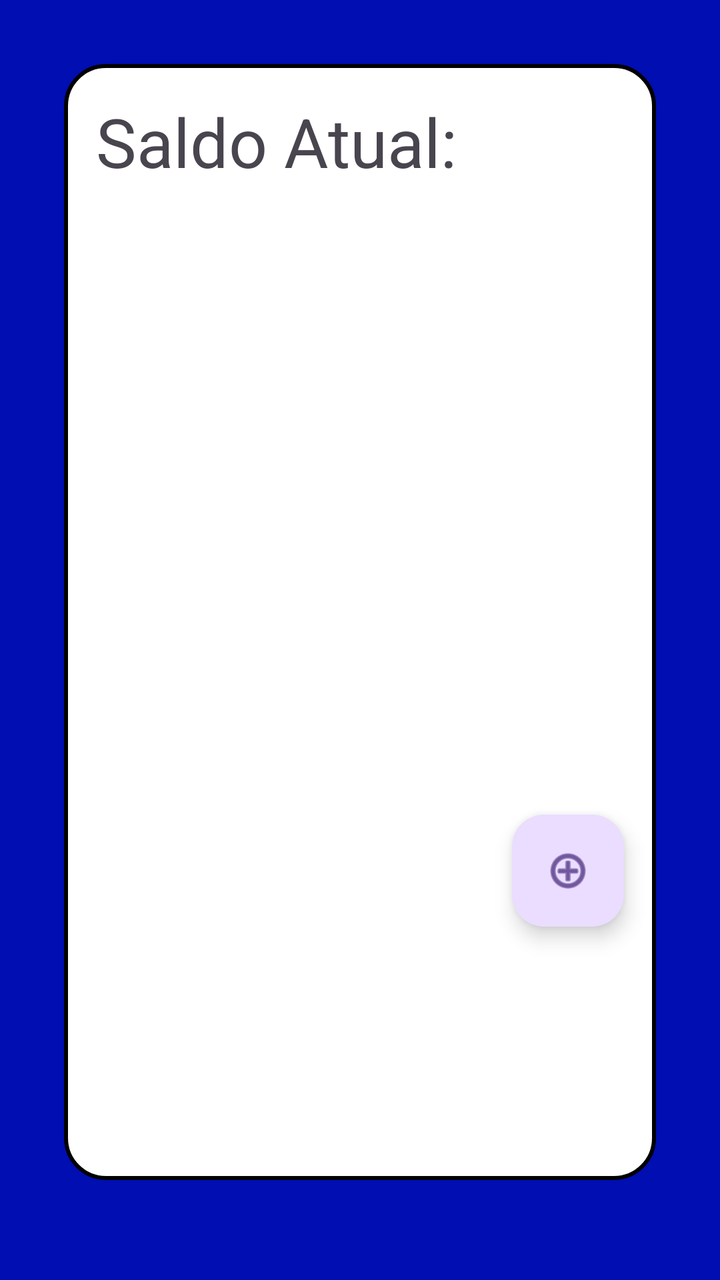
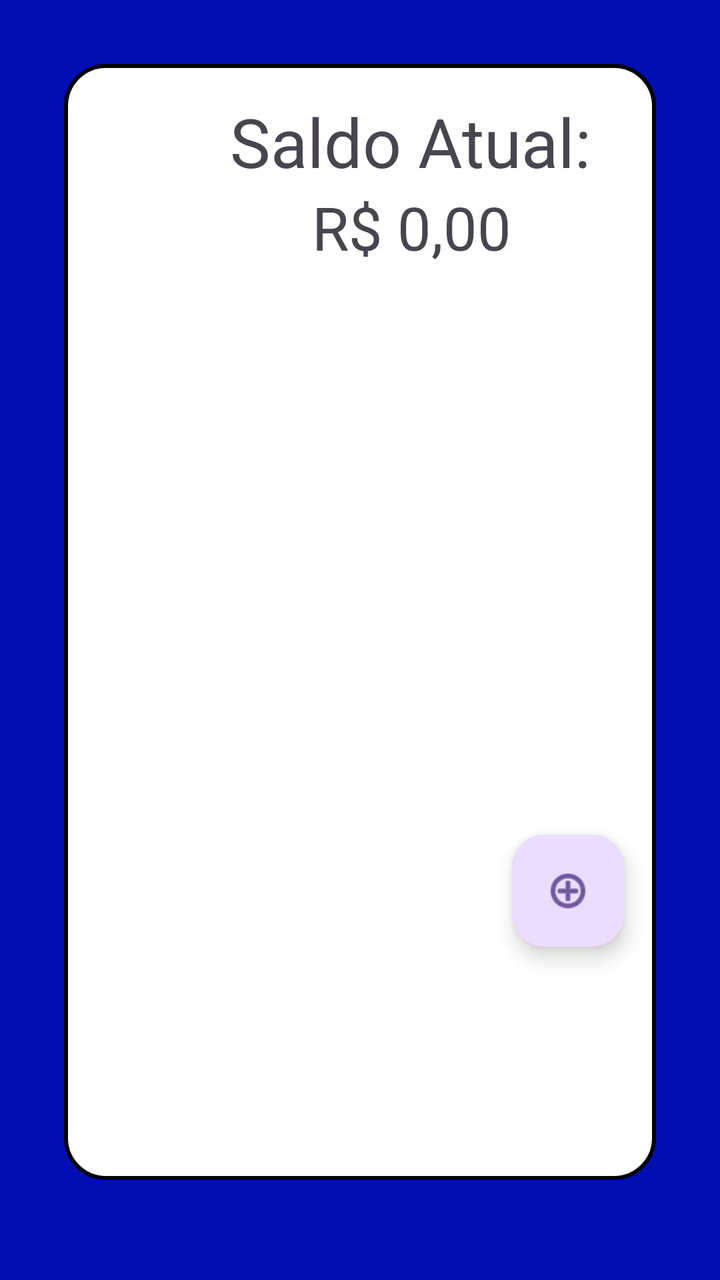

An Android layout rendered at two revisions. The XML below is the earlier revision; the diff shows what the commit changed to produce the second picture.
<!-- AndroidManifest.xml: application theme Theme.PoupaDev -->
<!-- res/layout/activity_main.xml -->
<?xml version="1.0" encoding="utf-8"?>
<androidx.constraintlayout.widget.ConstraintLayout xmlns:android="http://schemas.android.com/apk/res/android"
    xmlns:app="http://schemas.android.com/apk/res-auto"
    xmlns:tools="http://schemas.android.com/tools"
    android:id="@+id/main"
    android:layout_width="match_parent"
    android:layout_height="match_parent"
    android:background="@color/fundoPrincipal"
    tools:context=".MainActivity">

    <androidx.constraintlayout.widget.ConstraintLayout
        android:layout_width="match_parent"
        android:layout_height="match_parent"
        android:layout_marginStart="32dp"
        android:layout_marginTop="32dp"
        android:layout_marginEnd="32dp"
        android:layout_marginBottom="50dp"
        android:background="@drawable/borderprincipal"
        app:layout_constraintBottom_toBottomOf="parent"
        app:layout_constraintEnd_toEndOf="parent"
        app:layout_constraintStart_toStartOf="parent"
        app:layout_constraintTop_toTopOf="parent">

        <TextView
            android:id="@+id/tvSaldo"
            android:layout_width="0dp"
            android:layout_height="wrap_content"
            android:layout_marginStart="16dp"
            android:layout_marginTop="16dp"
            android:layout_marginEnd="16dp"
            android:text="Saldo Atual:"
            android:textSize="34sp"
            app:layout_constraintEnd_toEndOf="parent"
            app:layout_constraintStart_toStartOf="parent"
            app:layout_constraintTop_toTopOf="parent" />

        <ListView
            android:id="@+id/lvDados"
            android:layout_width="match_parent"
            android:layout_height="250dp"
            android:layout_marginStart="16dp"
            android:layout_marginTop="40dp"
            android:layout_marginEnd="16dp"
            app:layout_constraintEnd_toEndOf="parent"
            app:layout_constraintHorizontal_bias="0.0"
            app:layout_constraintStart_toStartOf="parent"
            app:layout_constraintTop_toBottomOf="@+id/tvSaldo" />

        <com.google.android.material.floatingactionbutton.FloatingActionButton
            android:id="@+id/floatingActionButton"
            android:layout_width="wrap_content"
            android:layout_height="wrap_content"
            android:layout_marginTop="24dp"
            android:layout_marginEnd="16dp"
            android:clickable="true"
            android:onClick="adicionar"
            app:layout_constraintEnd_toEndOf="parent"
            app:layout_constraintTop_toBottomOf="@+id/lvDados"
            app:srcCompat="@android:drawable/ic_menu_add" />
    </androidx.constraintlayout.widget.ConstraintLayout>


</androidx.constraintlayout.widget.ConstraintLayout>
<!-- resources referenced by this layout -->
<resources>
  <color name="fundoPrincipal">#000eb2</color>
  <!-- drawable borderprincipal (drawable) -->
  <?xml version="1.0" encoding="utf-8"?>
  <shape xmlns:android="http://schemas.android.com/apk/res/android">
      <gradient
          android:centerColor="@color/white"
          android:endColor="@color/white"
          android:startColor="@color/white"
  
          />
      <stroke
          android:color="@color/black"
          android:width="2dp"
          />
  <corners
      android:radius="20dp"
      />
  </shape>
  <style name="Theme.PoupaDev" parent="Base.Theme.PoupaDev" />
  <color name="white">#FFFFFFFF</color>
  <color name="black">#FF000000</color>
  <style name="Base.Theme.PoupaDev" parent="Theme.Material3.DayNight.NoActionBar">
          
          
      </style>
</resources>

<!-- the commit's change to res/layout/activity_main.xml (unified diff, before → after) -->
@@ -18,28 +18,38 @@
         android:background="@drawable/borderprincipal"
         app:layout_constraintBottom_toBottomOf="parent"
         app:layout_constraintEnd_toEndOf="parent"
+        app:layout_constraintHorizontal_bias="0.0"
         app:layout_constraintStart_toStartOf="parent"
-        app:layout_constraintTop_toTopOf="parent">
+        app:layout_constraintTop_toTopOf="parent"
+        app:layout_constraintVertical_bias="0.0">
 
         <TextView
             android:id="@+id/tvSaldo"
             android:layout_width="0dp"
             android:layout_height="wrap_content"
-            android:layout_marginStart="16dp"
+            android:layout_marginStart="83dp"
             android:layout_marginTop="16dp"
-            android:layout_marginEnd="16dp"
             android:text="Saldo Atual:"
             android:textSize="34sp"
-            app:layout_constraintEnd_toEndOf="parent"
             app:layout_constraintStart_toStartOf="parent"
             app:layout_constraintTop_toTopOf="parent" />
+
+        <TextView
+            android:id="@+id/tvValor"
+            android:layout_width="0dp"
+            android:layout_height="wrap_content"
+            android:layout_marginStart="124dp"
+            android:text="R$ 0,00"
+            android:textSize="30sp"
+            app:layout_constraintStart_toStartOf="parent"
+            app:layout_constraintTop_toBottomOf="@+id/tvSaldo" />
 
         <ListView
             android:id="@+id/lvDados"
             android:layout_width="match_parent"
             android:layout_height="250dp"
             android:layout_marginStart="16dp"
-            android:layout_marginTop="40dp"
+            android:layout_marginTop="50dp"
             android:layout_marginEnd="16dp"
             app:layout_constraintEnd_toEndOf="parent"
             app:layout_constraintHorizontal_bias="0.0"
@@ -57,6 +67,7 @@
             app:layout_constraintEnd_toEndOf="parent"
             app:layout_constraintTop_toBottomOf="@+id/lvDados"
             app:srcCompat="@android:drawable/ic_menu_add" />
+
     </androidx.constraintlayout.widget.ConstraintLayout>
 
 
